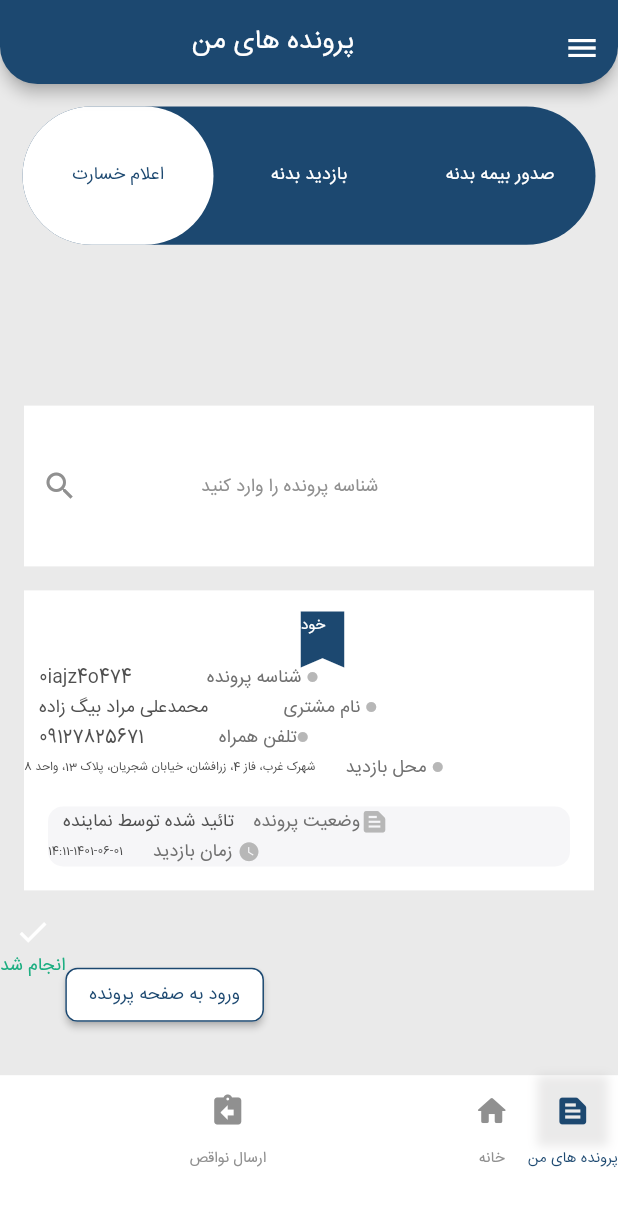
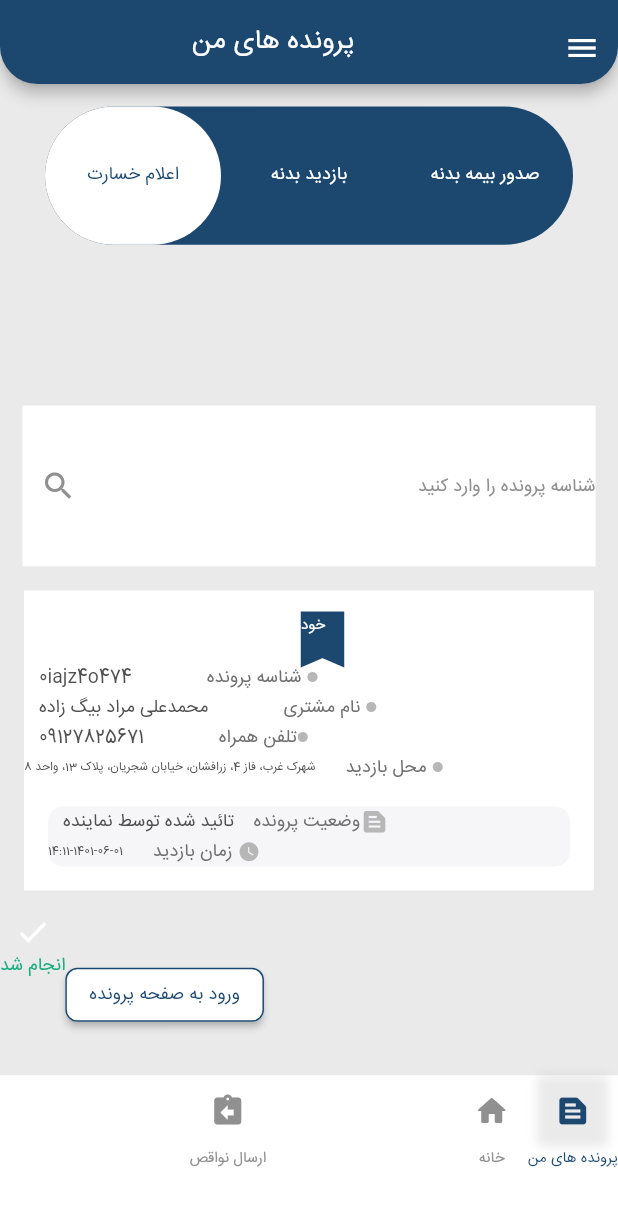
Before and after one commit to aydanaderi/api_app, a Flutter app: the screen it shows after launch, on a phone screen of 412 x 824 dp. Shown: the top 1206 px of the screen. Run offline on Flutter 3.47's test engine with Material 2 defaults, Android fonts, the phone set to English and light mode, and no system bars; missing offline and left inert: hexagon.

Commit message:
'fix_search'

```diff
--- a/lib/information.dart
+++ b/lib/information.dart
@@ -65,7 +65,7 @@ class _InformationPageState extends State<InformationPage> with TickerProviderSt
         children: [
           Expanded(
             child: Padding(
-              padding: const EdgeInsets.only(left: 15,right: 15,top: 15),
+              padding: const EdgeInsets.only(left: 30,right: 30,top: 15),
               child: Container(
                 decoration: BoxDecoration(
                   borderRadius: BorderRadius.circular(50),
@@ -121,10 +121,11 @@ class _InformationPageState extends State<InformationPage> with TickerProviderSt
           ),
           Expanded(
             child: Padding(
-              padding: const EdgeInsets.only(left: 16,right: 16),
+              padding: const EdgeInsets.only(left: 15,right: 15),
               child: Container(
                 color: white,
                 child: Row(
+                  mainAxisAlignment: MainAxisAlignment.spaceBetween,
                   children: [
                     IconButton(
                       icon: Icon(
@@ -133,11 +134,7 @@ class _InformationPageState extends State<InformationPage> with TickerProviderSt
                       ),
                       onPressed: (){},
                     ),
-                    Expanded(
-                      child: Padding(
-                        padding: const EdgeInsets.only(left: 70,right: 5),
-                        child: Container(
-                          child: Text(
+                    Text(
                       'شناسه پرونده را وارد کنید',
                       style: TextStyle(
                         color: gray,
@@ -146,9 +143,6 @@ class _InformationPageState extends State<InformationPage> with TickerProviderSt
                         fontWeight: FontWeight.w500,
                       ),
                     ),
-                        ),
-                      ),
-                    )
                   ],
                 ),
               ),
```
Lines whose indentation alone changed are shown as unchanged.
